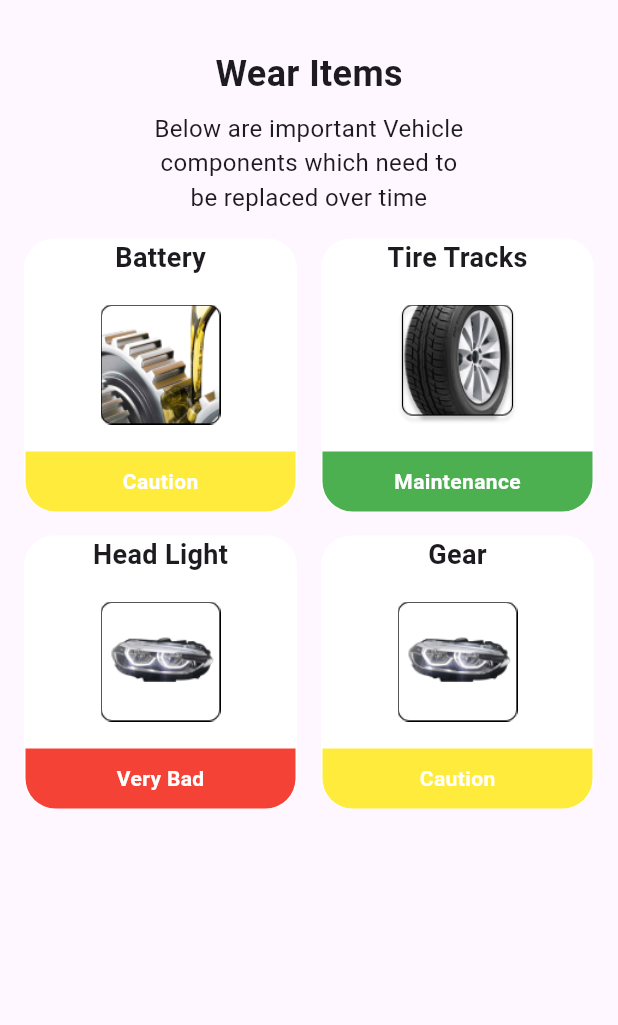
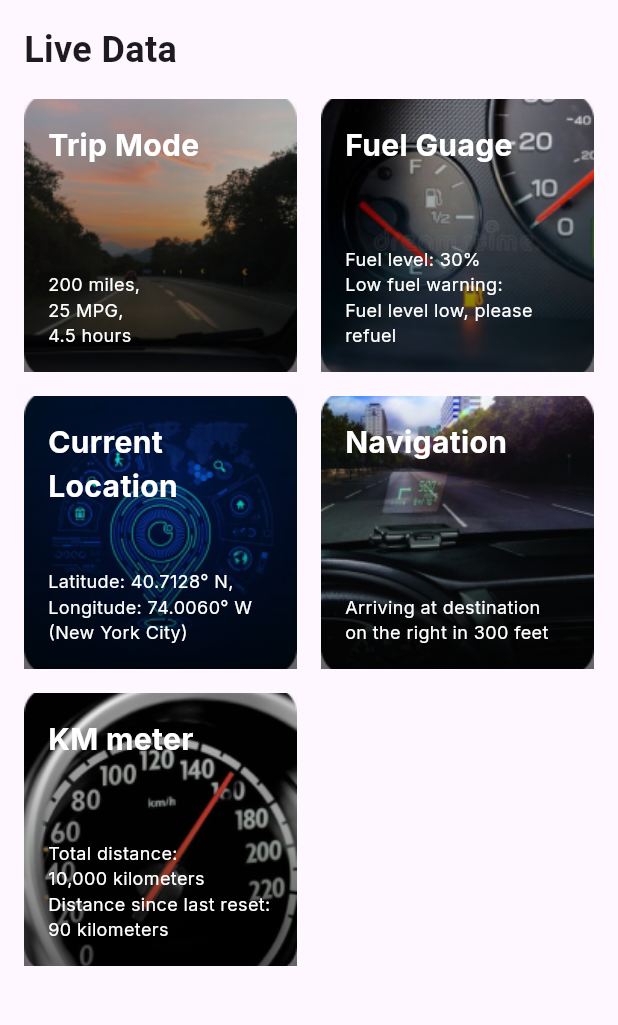
Before and after one commit to Innovative-Tech-Solutions/Carma-App, a Flutter app: the screen it shows after launch, on a phone screen of 412 x 824 dp, the part 84-1109 px from its top. Run offline on Flutter 3.47's test engine with Material 3 defaults, Android fonts, the phone set to English and light mode, and no system bars; our stand-ins replace flutter_svg, font_awesome_flutter, google_fonts; project files that could hold a hidden picture were left out.

Commit message:
services ui done

```diff
--- a/lib/main.dart
+++ b/lib/main.dart
@@ -4,6 +4,8 @@
 import 'package:carma_app/pages/notification/notification.dart';
 import 'package:carma_app/pages/notification/notification_body.dart';
 import 'package:carma_app/pages/scanner/scanner.dart';
+import 'package:carma_app/pages/scanner/scanner_history.dart';
+import 'package:carma_app/pages/scanner/scanner_livedata.dart';
 import 'package:carma_app/pages/scanner/wear_items.dart';
 import 'package:carma_app/pages/services/add_garage_screen.dart';
 import 'package:carma_app/pages/services/booking_screen.dart';
@@ -28,7 +30,7 @@
   Widget build(BuildContext context) {
     return const MaterialApp(
       debugShowCheckedModeBanner: false,
-      home: WearItemsScreen(),
+      home: ScannerLiveDataScreen(),
     );
   }
 }
--- /dev/null
+++ b/lib/pages/scanner/scanner_livedata.dart
@@ -0,0 +1,143 @@
+import 'package:flutter/material.dart';
+import 'package:google_fonts/google_fonts.dart';
+
+class ScannerLiveDataScreen extends StatefulWidget {
+  const ScannerLiveDataScreen({super.key});
+
+  @override
+  State<ScannerLiveDataScreen> createState() => _ScannerLiveDataScreenState();
+}
+
+class _ScannerLiveDataScreenState extends State<ScannerLiveDataScreen> {
+  @override
+  Widget build(BuildContext context) {
+    return Scaffold(
+      appBar: AppBar(
+        backgroundColor: Colors.orange,
+        title: const Text('Benz GLE'),
+        centerTitle: true,
+        leading: IconButton(
+          icon: const Icon(Icons.close),
+          onPressed: () {
+            // Add your functionality here
+          },
+        ),
+      ),
+      body: Padding(
+        padding: const EdgeInsets.all(16.0),
+        child: Column(
+          crossAxisAlignment: CrossAxisAlignment.start,
+          children: [
+            const Text(
+              'Live Data',
+              style: TextStyle(
+                fontSize: 24,
+                fontWeight: FontWeight.bold,
+              ),
+            ),
+            const SizedBox(height: 16),
+            Expanded(
+              child: GridView.count(
+                crossAxisCount: 2,
+                crossAxisSpacing: 16,
+                mainAxisSpacing: 16,
+                children: [
+                  _buildLiveDataCard(
+                    title: 'Trip Mode',
+                    description: '200 miles,\n25 MPG,\n4.5 hours',
+                    imagePath: 'assets/images/tripmode.png',
+                  ),
+                  _buildLiveDataCard(
+                    title: 'Fuel Guage',
+                    description:
+                        'Fuel level: 30%\nLow fuel warning:\nFuel level low, please refuel',
+                    imagePath: 'assets/images/fuelgauge.png',
+                  ),
+                  _buildLiveDataCard(
+                    title: 'Current Location',
+                    description:
+                        'Latitude: 40.7128° N,\nLongitude: 74.0060° W\n(New York City)',
+                    imagePath: 'assets/images/navigation.png',
+                  ),
+                  _buildLiveDataCard(
+                    title: 'Navigation',
+                    description:
+                        'Arriving at destination\non the right in 300 feet',
+                    imagePath: 'assets/images/currentlocation.png',
+                  ),
+                  _buildLiveDataCard(
+                    title: 'KM meter',
+                    description:
+                        'Total distance:\n10,000 kilometers\nDistance since last reset:\n90 kilometers',
+                    imagePath: 'assets/images/Kmeter.png',
+                  ),
+                ],
+              ),
+            ),
+          ],
+        ),
+      ),
+    );
+  }
+
+  Widget _buildLiveDataCard({
+    required String title,
+    required String description,
+    required String imagePath,
+  }) {
+    return Container(
+      height: 180,
+      width: 190,
+      decoration: BoxDecoration(
+        borderRadius: BorderRadius.circular(12),
+      ),
+      child: Stack(
+        children: [
+          Image.asset(
+            imagePath,
+            fit: BoxFit.cover,
+            width: double.infinity,
+            height: double.infinity,
+          ),
+          Container(
+            decoration: BoxDecoration(
+              gradient: LinearGradient(
+                colors: [
+                  Colors.black.withOpacity(0.6),
+                  Colors.transparent,
+                ],
+                begin: Alignment.bottomCenter,
+                end: Alignment.topCenter,
+              ),
+            ),
+          ),
+          Padding(
+            padding: const EdgeInsets.all(16.0),
+            child: Column(
+              crossAxisAlignment: CrossAxisAlignment.start,
+              mainAxisAlignment: MainAxisAlignment.spaceBetween,
+              children: [
+                Text(
+                  title,
+                  style: GoogleFonts.inter(
+                    color: Colors.white,
+                    fontSize: 20,
+                    fontWeight: FontWeight.bold,
+                  ),
+                ),
+                const SizedBox(height: 5),
+                Text(
+                  description,
+                  style: GoogleFonts.inter(
+                    color: Colors.white,
+                    fontSize: 12,
+                  ),
+                ),
+              ],
+            ),
+          ),
+        ],
+      ),
+    );
+  }
+}
--- a/lib/pages/scanner/wear_items.dart
+++ b/lib/pages/scanner/wear_items.dart
@@ -15,13 +15,10 @@ class _WearItemsScreenState extends State<WearItemsScreen> {
           backgroundColor: Colors.orange,
           title: const Text('Benz GLE'),
           centerTitle: true,
-        leading: IconButton(
-          icon: const Icon(Icons.close),
-          onPressed: () {
-            // Add your functionality here
-          },
-        ),
-      ),
+          leading: Image.asset(
+            'assets/images/backbutton.png',
+            color: Colors.white,
+          )),
       body: Padding(
         padding: const EdgeInsets.all(16.0),
         child: Column(
@@ -54,7 +51,7 @@ class _WearItemsScreenState extends State<WearItemsScreen> {
                     'Battery',
                     'assets/images/brake.png',
                     'Caution',
-                    Colors.yellow,
+                    const Color.fromARGB(255, 254, 200, 1),
                   ),
                   _buildWearItemCard(
                     context,
@@ -75,7 +72,7 @@ class _WearItemsScreenState extends State<WearItemsScreen> {
                     'Gear',
                     'assets/images/headlight.png',
                     'Caution',
-                    Colors.yellow,
+                    const Color.fromARGB(255, 254, 200, 1),
                   ),
                 ],
               ),
@@ -88,7 +85,9 @@ class _WearItemsScreenState extends State<WearItemsScreen> {
 
   Widget _buildWearItemCard(BuildContext context, String title,
       String imagePath, String status, Color statusColor) {
-    return Container(
+    return Card(
+      shape: RoundedRectangleBorder(borderRadius: BorderRadius.circular(20)),
+      child: Container(
         width: 160,
         height: 220,
         decoration: BoxDecoration(
@@ -110,10 +109,10 @@ class _WearItemsScreenState extends State<WearItemsScreen> {
 
             Container(
               height: 40,
-            width: 180,
+              width: 185,
               decoration: BoxDecoration(
                 color: statusColor,
-              borderRadius: BorderRadius.only(
+                borderRadius: const BorderRadius.only(
                   bottomLeft: Radius.circular(20),
                   bottomRight: Radius.circular(20),
                 ),
@@ -130,6 +129,7 @@ class _WearItemsScreenState extends State<WearItemsScreen> {
             ),
           ],
         ),
+      ),
     );
   }
 }
```
Also changed, not shown: lib/pages/scanner/scanner_history.dart (added, +183 -0 lines), assets/images/Kmeter.png (added), assets/images/currentlocation.png (added), assets/images/fuel.png (added), assets/images/fuelgauge.png (added), assets/images/navigation.png (added), assets/images/pump.png (added), assets/images/tripmode.png (added). Lines whose indentation alone changed are shown as unchanged.
